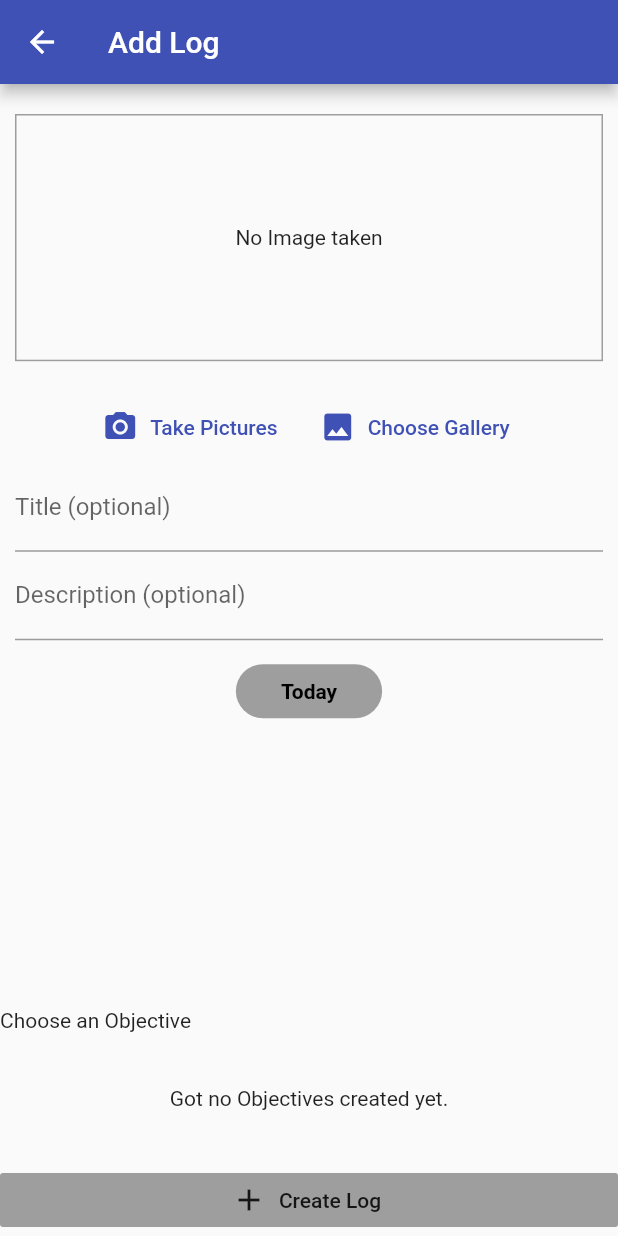
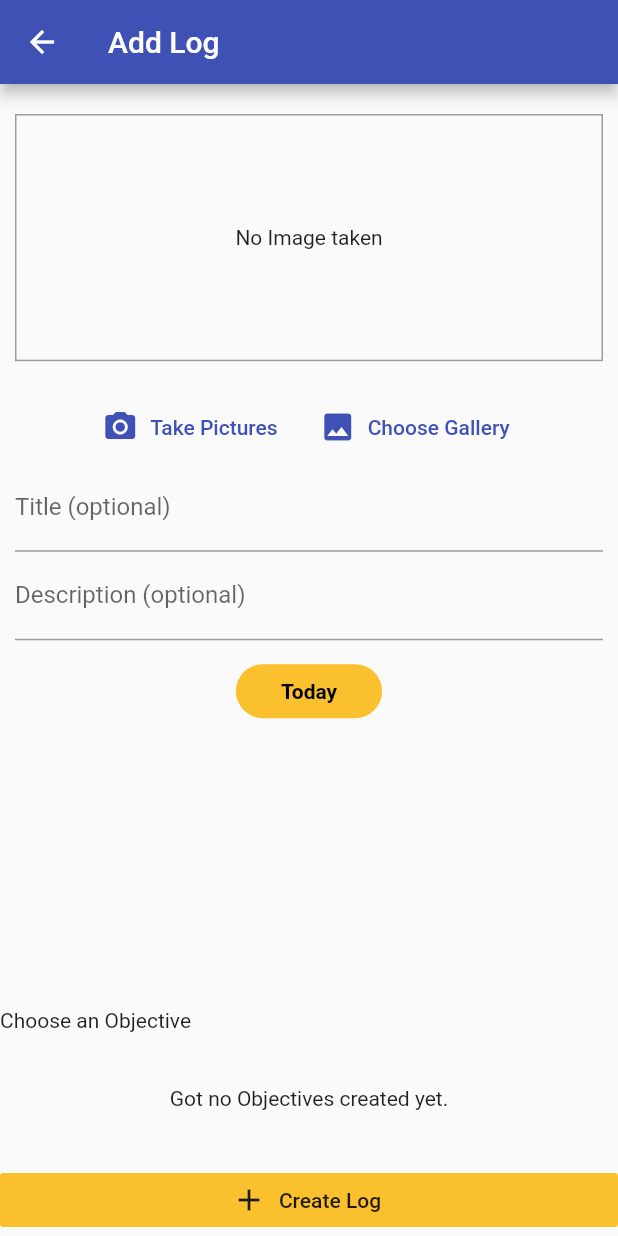
Before and after one commit to NeneWang/imontrack, a Flutter app: the screen it shows after launch, after a tap on the "add" icon, on a phone screen of 412 x 824 dp. Run offline on Flutter 3.47's test engine with Material 2 defaults, Android fonts, the phone set to English and light mode, and no system bars; our stand-ins replace image_picker, sqflite; missing offline and left inert: flutter_radar_chart; accounts and stored records are empty.

Commit message:
colors | fixed

```diff
--- a/lib/main.dart
+++ b/lib/main.dart
@@ -26,7 +26,7 @@ class MyApp extends StatelessWidget {
       child: MaterialApp(
         title: 'Images',
         theme:
-            ThemeData(primarySwatch: Colors.indigo, accentColor: Colors.grey),
+            ThemeData(primarySwatch: Colors.indigo, accentColor: Colors.yellow[700]),
         home: ProgressFeed(),
         routes: {
           CreateCompilation.routeName: (ctx) => CreateCompilation(),
--- a/lib/screens/create_log.dart
+++ b/lib/screens/create_log.dart
@@ -184,7 +184,7 @@ class _CreateLogState extends State<CreateLog> {
                                     itemBuilder: (ctx, i) => ActionChip(
                                         backgroundColor: selectedObjectiveID ==
                                                 imagesData.objectives[i].id
-                                            ? Colors.cyan[100]
+                                            ? Theme.of(context).accentColor
                                             : Colors.grey[1],
                                         onPressed: () {
                                           selectedObjectiveID =
--- a/lib/screens/create_objective.dart
+++ b/lib/screens/create_objective.dart
@@ -39,7 +39,7 @@ class _CreateObjectiveState extends State<CreateObjective> {
     return Scaffold(
       appBar: AppBar(title: Text("Create Objectives")),
       bottomNavigationBar: BottomNavigator(
-        indexNavigator: 0,
+        indexNavigator: 1,
         context: context,
       ),
       body: Column(
--- a/lib/screens/objective_feed..dart
+++ b/lib/screens/objective_feed..dart
@@ -101,6 +101,6 @@ class ObjectiveFeed extends StatelessWidget {
             )
           ],
         ),
-        bottomNavigationBar: BottomNavigator(indexNavigator: 0, context: context,));
+        bottomNavigationBar: BottomNavigator(indexNavigator: 1, context: context,));
   }
 }
--- a/lib/screens/progress_feed.dart
+++ b/lib/screens/progress_feed.dart
@@ -132,7 +132,7 @@ class ProgressFeed extends StatelessWidget {
           ],
         ),
         bottomNavigationBar: BottomNavigator(
-          indexNavigator: 0,
+          indexNavigator: 1,
           context: context,
         ));
   }
```
Also changed, not shown: lib/screens/view_log.dart (+4 -5 lines).
